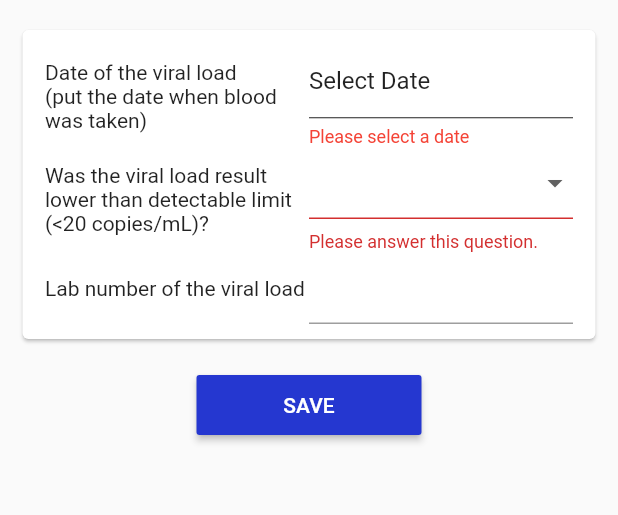
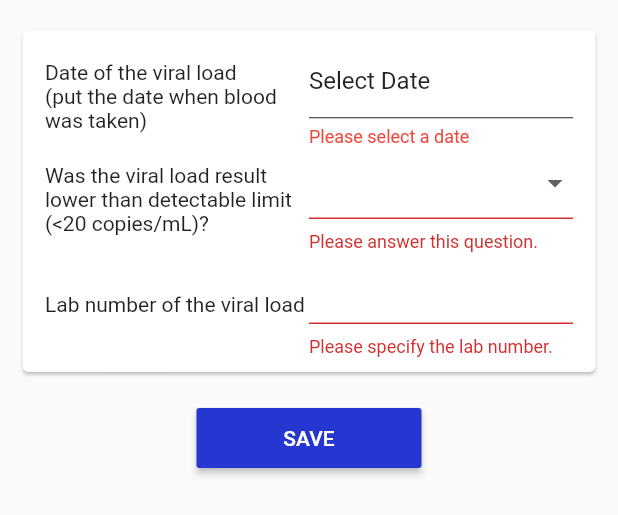
Before and after one commit to chrisly-bear/PEBRApp, a Flutter app: the AddViralLoadForm widget shown alone on an empty page, opened directly with empty values, after a tap on "SAVE", on a phone screen of 412 x 824 dp. Shown: the top 515 px of the screen. Run offline on Flutter 3.47's test engine with Material 2 defaults, Android fonts, the phone set to English and light mode, and no system bars; our stand-ins replace flushbar, shared_preferences, sqflite; missing offline and left inert: password, spreadsheet_decoder; accounts and stored records are empty.

Commit message:
Implemented lab number format checking and input formatting.

```diff
--- a/lib/screens/AddViralLoadScreen.dart
+++ b/lib/screens/AddViralLoadScreen.dart
@@ -9,6 +9,7 @@ import 'package:pebrapp/database/models/Patient.dart';
 import 'package:pebrapp/database/models/ViralLoad.dart';
 import 'package:pebrapp/state/PatientBloc.dart';
 import 'package:pebrapp/utils/AppColors.dart';
+import 'package:pebrapp/utils/InputFormatters.dart';
 import 'package:pebrapp/utils/Utils.dart';
 
 class AddViralLoadScreen extends StatelessWidget {
@@ -194,6 +195,12 @@ class _AddViralLoadFormState extends State<AddViralLoadForm> {
     return _makeQuestion('Lab number of the viral load',
       answer: TextFormField(
         controller: _viralLoadLabNumberCtr,
+        inputFormatters: [
+          WhitelistingTextInputFormatter(RegExp(r'[a-zA-Z0-9]')),
+          LengthLimitingTextInputFormatter(13),
+          LabNumberTextInputFormatter(),
+        ],
+        validator: validateLabNumber,
       ),
     );
   }
--- a/lib/screens/NewPatientScreen.dart
+++ b/lib/screens/NewPatientScreen.dart
@@ -693,6 +693,12 @@ class _NewPatientFormState extends State<_NewPatientForm> {
     return _makeQuestion('Lab number of that viral load',
       answer: TextFormField(
         controller: _viralLoadBaselineLabNumberCtr,
+        inputFormatters: [
+          WhitelistingTextInputFormatter(RegExp(r'[a-zA-Z0-9]')),
+          LengthLimitingTextInputFormatter(13),
+          LabNumberTextInputFormatter(),
+        ],
+        validator: validateLabNumber,
       ),
     );
   }
--- a/lib/utils/InputFormatters.dart
+++ b/lib/utils/InputFormatters.dart
@@ -80,8 +80,32 @@ class ARTNumberTextInputFormatter extends TextInputFormatter {
 }
 
 String validateARTNumber(String value) {
-  final RegExp phoneExp = RegExp(r'^[A-Z]/[A-Z0-9]{2}/\d{5}$');
-  if (!phoneExp.hasMatch(value))
+  final RegExp artNumberExp = RegExp(r'^[A-Z]/[A-Z0-9]{2}/\d{5}$');
+  if (!artNumberExp.hasMatch(value))
     return 'Enter a valid ART number';
   return null;
 }
+
+
+class LabNumberTextInputFormatter extends TextInputFormatter {
+  @override
+  TextEditingValue formatEditUpdate(
+      TextEditingValue oldValue,
+      TextEditingValue newValue,
+      ) {
+    return TextEditingValue(
+      text: newValue.text.toUpperCase(),
+      selection: TextSelection.collapsed(offset: newValue.selection.end),
+    );
+  }
+}
+
+String validateLabNumber(String value) {
+  final RegExp labNumberExp = RegExp(r'^[A-Z]{3}\d+$');
+  if (value == null || value == '') {
+    return 'Please specify the lab number.';
+  }
+  if (!labNumberExp.hasMatch(value))
+    return 'Expected 3 letters followed by 1 or more digits.';
+  return null;
+}
```
